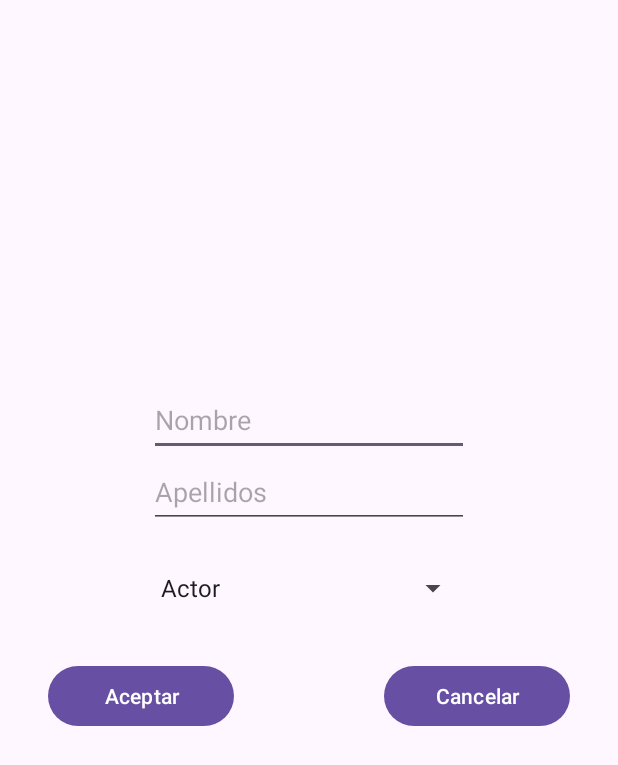
After one commit to xrosilloprofe/RecycleViewExample_2324, an Android app: the FormularioActivity screen opened directly, with no data from a screen before it, on a phone screen of 412 x 824 dp. The commit adds this screen. Shown: the top 765 px of the screen. Run offline under Robolectric (Android 15) with nearby library versions, the phone set to English and light mode, and no system bars.

Commit message:
20240417

```diff
--- a/app/src/main/AndroidManifest.xml
+++ b/app/src/main/AndroidManifest.xml
@@ -21,6 +21,7 @@
                 <category android:name="android.intent.category.LAUNCHER" />
             </intent-filter>
         </activity>
+        <activity android:name=".FormularioActivity"></activity>
     </application>
 
 </manifest>
--- /dev/null
+++ b/app/src/main/java/es/ieslavereda/recylceviewexample_2324/FormularioActivity.java
@@ -0,0 +1,48 @@
+package es.ieslavereda.recylceviewexample_2324;
+
+import android.content.Intent;
+import android.os.Bundle;
+import android.widget.ArrayAdapter;
+import android.widget.Button;
+import android.widget.EditText;
+import android.widget.Spinner;
+
+import androidx.appcompat.app.AppCompatActivity;
+
+import es.ieslavereda.recylceviewexample_2324.model.Profesion;
+import es.ieslavereda.recylceviewexample_2324.model.ProfesionRepository;
+import es.ieslavereda.recylceviewexample_2324.model.Usuario;
+
+public class FormularioActivity extends AppCompatActivity {
+    @Override
+    protected void onCreate(Bundle savedInstanceState) {
+        super.onCreate(savedInstanceState);
+        setContentView(R.layout.activity_formulario);
+
+        EditText nombre = findViewById(R.id.editTextNombre);
+        EditText apellido = findViewById(R.id.editTextApellidos);
+        Spinner spinner = findViewById(R.id.spinner);
+        Button aceptar = findViewById(R.id.buttonAceptar);
+        Button cancelar = findViewById(R.id.buttonCancelar);
+
+        ArrayAdapter<Profesion> adaptadorSpinner = new ArrayAdapter<>(this, android.R.layout.simple_spinner_item, ProfesionRepository.getInstance().getAll());
+        spinner.setAdapter(adaptadorSpinner);
+
+        cancelar.setOnClickListener(view -> {
+            Intent intent = new Intent();
+            setResult(RESULT_CANCELED);
+            finish();
+        });
+
+        aceptar.setOnClickListener(view -> {
+            Intent intent = new Intent();
+            String name = nombre.getText().toString();
+            String surname = apellido.getText().toString();
+            Profesion profesion = (Profesion) spinner.getSelectedItem();
+            intent.putExtra("usuario",new Usuario(name,surname,profesion));
+            setResult(RESULT_OK,intent);
+            finish();
+        });
+
+    }
+}
--- a/app/src/main/java/es/ieslavereda/recylceviewexample_2324/MainActivity.java
+++ b/app/src/main/java/es/ieslavereda/recylceviewexample_2324/MainActivity.java
@@ -1,9 +1,14 @@
 package es.ieslavereda.recylceviewexample_2324;
 
+import android.content.Intent;
 import android.os.Bundle;
 import android.widget.Switch;
+import android.widget.Toast;
 
 import androidx.activity.EdgeToEdge;
+import androidx.activity.result.ActivityResultLauncher;
+import androidx.activity.result.contract.ActivityResultContract;
+import androidx.activity.result.contract.ActivityResultContracts;
 import androidx.appcompat.app.AppCompatActivity;
 import androidx.core.graphics.Insets;
 import androidx.core.view.ViewCompat;
@@ -19,6 +24,7 @@ import java.util.List;
 import es.ieslavereda.recylceviewexample_2324.model.Profesion;
 import es.ieslavereda.recylceviewexample_2324.model.ProfesionRepository;
 import es.ieslavereda.recylceviewexample_2324.model.Usuario;
+import es.ieslavereda.recylceviewexample_2324.model.UsuarioRepository;
 
 public class MainActivity extends AppCompatActivity {
 
@@ -35,15 +41,27 @@ public class MainActivity extends AppCompatActivity {
         switchSort = findViewById(R.id.switchSort);
         addUser = findViewById(R.id.addUser);
 
-        ProfesionRepository profesiones = ProfesionRepository.getInstance();
-
-
-
-
         AdaptadorRecycleView adaptador = new AdaptadorRecycleView(this);
         recycler.setAdapter(adaptador);
         recycler.setLayoutManager(new LinearLayoutManager(this));
 
+        ActivityResultLauncher<Intent> activityResultLauncher = registerForActivityResult(
+                new ActivityResultContracts.StartActivityForResult(),
+                result->{
+                    if(result.getResultCode()==RESULT_CANCELED)
+                        Toast.makeText(this,"Alta cancelada",Toast.LENGTH_SHORT).show();
+                    else if (result.getResultCode()==RESULT_OK) {
+                        Usuario usuario = (Usuario) result.getData().getExtras().get("usuario");
+                        UsuarioRepository.getInstance().add(usuario);
+                        adaptador.notifyDataSetChanged();
+                    }
+                }
+        );
+
+        addUser.setOnClickListener(view -> {
+            Intent intent = new Intent(this, FormularioActivity.class);
+            activityResultLauncher.launch(intent);
+        });
 
     }
 }
--- a/app/src/main/java/es/ieslavereda/recylceviewexample_2324/model/Profesion.java
+++ b/app/src/main/java/es/ieslavereda/recylceviewexample_2324/model/Profesion.java
@@ -1,6 +1,8 @@
 package es.ieslavereda.recylceviewexample_2324.model;
 
-public class Profesion {
+import java.io.Serializable;
+
+public class Profesion implements Serializable {
     private int image;
     private String nombre;
 
@@ -16,4 +18,9 @@ public class Profesion {
     public String getNombre() {
         return nombre;
     }
+
+    @Override
+    public String toString(){
+        return nombre;
+    }
 }
--- a/app/src/main/java/es/ieslavereda/recylceviewexample_2324/model/ProfesionRepository.java
+++ b/app/src/main/java/es/ieslavereda/recylceviewexample_2324/model/ProfesionRepository.java
@@ -46,4 +46,6 @@ public class ProfesionRepository {
 
     public Profesion get(int index){return profesiones.get(index);}
 
+    public List<Profesion> getAll(){return profesiones;}
+
 }
--- /dev/null
+++ b/app/src/main/res/layout/activity_formulario.xml
@@ -0,0 +1,67 @@
+<?xml version="1.0" encoding="utf-8"?>
+<androidx.constraintlayout.widget.ConstraintLayout xmlns:android="http://schemas.android.com/apk/res/android"
+    xmlns:app="http://schemas.android.com/apk/res-auto"
+    xmlns:tools="http://schemas.android.com/tools"
+    android:layout_width="match_parent"
+    android:layout_height="match_parent"
+    tools:context=".FormularioActivity">
+
+    <EditText
+        android:id="@+id/editTextNombre"
+        android:layout_width="wrap_content"
+        android:layout_height="wrap_content"
+        android:layout_marginTop="256dp"
+        android:ems="10"
+        android:hint="Nombre"
+        android:inputType="text"
+        android:minHeight="48dp"
+        app:layout_constraintEnd_toEndOf="parent"
+        app:layout_constraintStart_toStartOf="parent"
+        app:layout_constraintTop_toTopOf="parent" />
+
+    <EditText
+        android:id="@+id/editTextApellidos"
+        android:layout_width="wrap_content"
+        android:layout_height="wrap_content"
+        android:ems="10"
+        android:hint="Apellidos"
+        android:inputType="text"
+        android:minHeight="48dp"
+        app:layout_constraintEnd_toEndOf="parent"
+        app:layout_constraintStart_toStartOf="parent"
+        app:layout_constraintTop_toBottomOf="@+id/editTextNombre" />
+
+    <Spinner
+        android:id="@+id/spinner"
+        android:layout_width="0dp"
+        android:layout_height="wrap_content"
+        android:layout_marginTop="16dp"
+        android:minHeight="48dp"
+        app:layout_constraintEnd_toEndOf="@+id/editTextApellidos"
+        app:layout_constraintStart_toStartOf="@+id/editTextApellidos"
+        app:layout_constraintTop_toBottomOf="@+id/editTextApellidos" />
+
+    <Button
+        android:id="@+id/buttonAceptar"
+        android:layout_width="0dp"
+        android:layout_height="wrap_content"
+        android:layout_marginStart="32dp"
+        android:layout_marginTop="24dp"
+        android:text="Aceptar"
+        app:layout_constraintEnd_toStartOf="@+id/buttonCancelar"
+        app:layout_constraintHorizontal_bias="0.5"
+        app:layout_constraintStart_toStartOf="parent"
+        app:layout_constraintTop_toBottomOf="@+id/spinner" />
+
+    <Button
+        android:id="@+id/buttonCancelar"
+        android:layout_width="0dp"
+        android:layout_height="wrap_content"
+        android:layout_marginStart="100dp"
+        android:layout_marginEnd="32dp"
+        android:text="Cancelar"
+        app:layout_constraintEnd_toEndOf="parent"
+        app:layout_constraintHorizontal_bias="0.5"
+        app:layout_constraintStart_toEndOf="@+id/buttonAceptar"
+        app:layout_constraintTop_toTopOf="@+id/buttonAceptar" />
+</androidx.constraintlayout.widget.ConstraintLayout>
```
